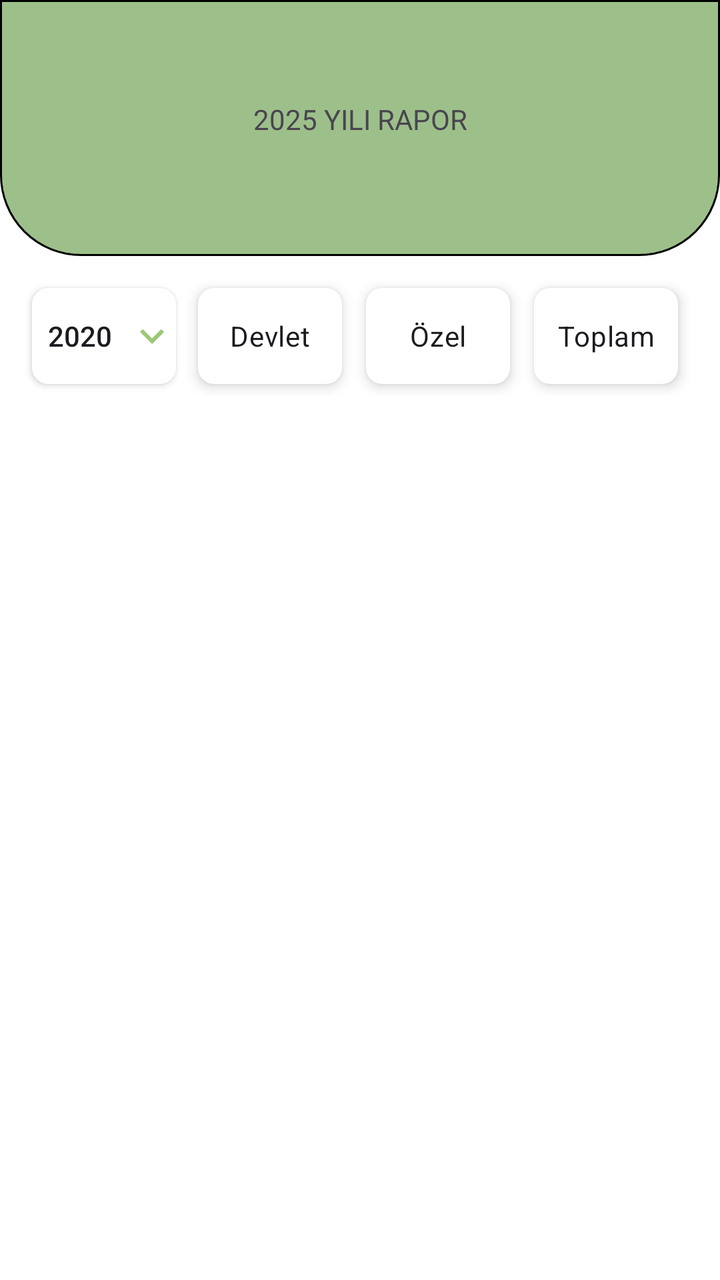
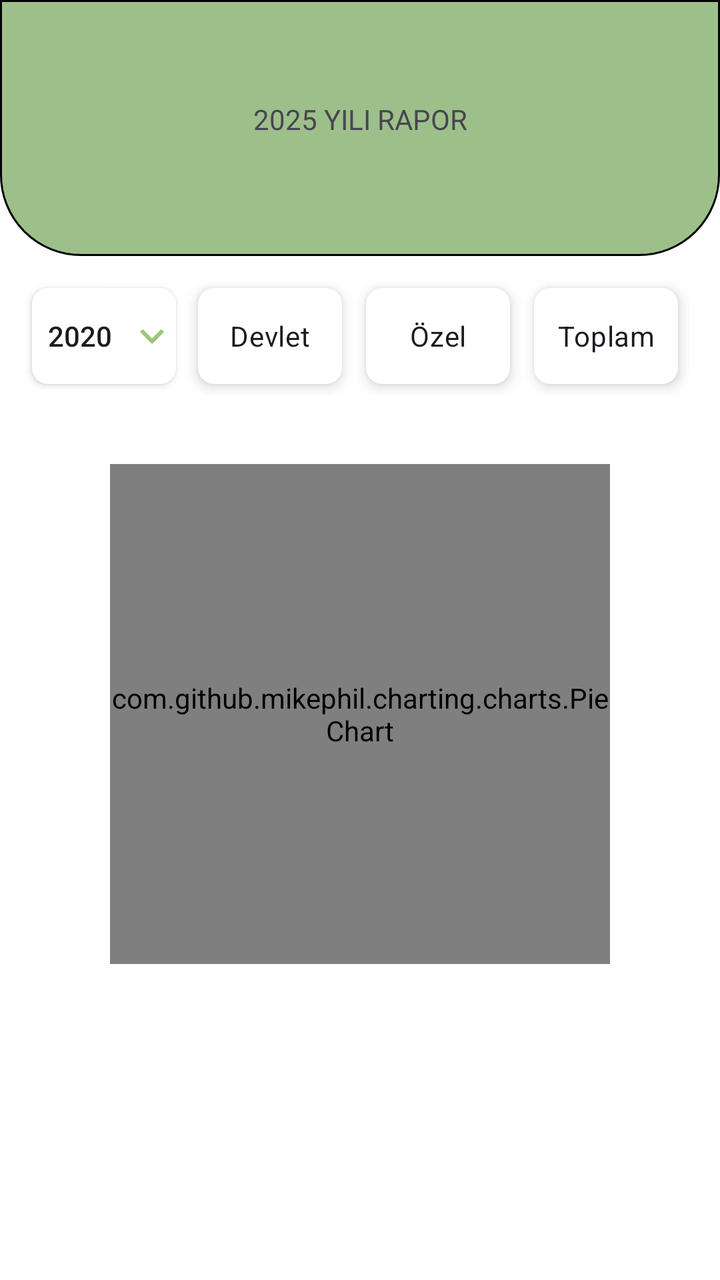

Two renders of the same Android screen: before a commit and after it. Below are the layout's source before the change and the commit's diff.
<!-- AndroidManifest.xml: application theme Theme.DesignExample -->
<!-- res/layout/fragment_birinci.xml -->
<?xml version="1.0" encoding="utf-8"?>
<androidx.constraintlayout.widget.ConstraintLayout xmlns:android="http://schemas.android.com/apk/res/android"
    xmlns:app="http://schemas.android.com/apk/res-auto"
    xmlns:tools="http://schemas.android.com/tools"
    android:layout_width="match_parent"
    android:layout_height="match_parent"
    android:background="@color/white"
    tools:context=".design.birinciFragment">


    <TextView
        android:id="@+id/baslikTextView"
        android:layout_width="match_parent"
        android:layout_height="0dp"
        android:background="@drawable/textview_background"
        android:padding="50dp"
        android:text="2025 YILI RAPOR"
        android:textAlignment="center"
        app:layout_constraintHeight_percent="0.2"
        tools:layout_editor_absoluteX="119dp" />

    <ScrollView
        android:id="@+id/scrollView3"
        android:layout_width="match_parent"
        android:layout_height="350dp"
        app:layout_constraintTop_toBottomOf="@+id/baslikTextView"
        tools:layout_editor_absoluteX="4dp">

        <androidx.constraintlayout.widget.ConstraintLayout
            android:layout_width="match_parent"
            android:layout_height="match_parent"
            android:orientation="vertical">

            <androidx.cardview.widget.CardView
                android:id="@+id/cardView2"
                android:layout_width="match_parent"
                android:layout_height="wrap_content"
                android:elevation="50dp"
                app:cardElevation="0dp"
                app:layout_constraintTop_toBottomOf="@+id/button">

                <androidx.recyclerview.widget.RecyclerView
                    android:id="@+id/bahceSecimRecyclerView"
                    android:layout_width="match_parent"
                    android:layout_height="wrap_content"
                    android:layout_margin="10dp"
                    android:orientation="horizontal"
                    android:padding="10dp" />
            </androidx.cardview.widget.CardView>

            <androidx.appcompat.widget.AppCompatButton
                android:id="@+id/button"
                android:layout_width="0dp"
                android:layout_height="wrap_content"
                android:layout_marginStart="16dp"
                android:layout_marginTop="16dp"
                android:background="@drawable/radio_button_selector"
                android:drawableEnd="@drawable/dropdown_icon"
                android:text="2020"
                app:layout_constraintStart_toStartOf="parent"
                app:layout_constraintTop_toTopOf="parent"
                app:layout_constraintWidth_percent="0.2" />

            <RadioGroup
                android:id="@+id/radioGroup2"
                android:layout_width="0dp"
                android:layout_height="wrap_content"
                android:layout_marginEnd="15dp"
                android:orientation="horizontal"
                app:layout_constraintBottom_toBottomOf="@+id/button"
                app:layout_constraintEnd_toEndOf="parent"
                app:layout_constraintTop_toTopOf="@+id/button"
                app:layout_constraintWidth_percent="0.70">

                <RadioButton
                    android:id="@+id/radioButton"
                    android:layout_width="0dp"
                    android:layout_height="wrap_content"
                    android:layout_margin="6dp"
                    android:layout_weight="1"
                    android:background="@drawable/radio_button_selector"
                    android:button="@null"
                    android:elevation="4dp"
                    android:padding="6dp"
                    android:text="Devlet"
                    android:textAlignment="center" />

                <RadioButton
                    android:id="@+id/radioButton2"
                    android:layout_width="0dp"
                    android:layout_height="wrap_content"
                    android:layout_margin="6dp"
                    android:layout_marginEnd="10dp"
                    android:layout_weight="1"
                    android:background="@drawable/radio_button_selector"
                    android:button="@null"
                    android:elevation="4dp"
                    android:padding="6dp"
                    android:text="Özel"
                    android:textAlignment="center" />

                <RadioButton
                    android:id="@+id/radioButton3"
                    android:layout_width="0dp"
                    android:layout_height="wrap_content"
                    android:layout_margin="6dp"
                    android:layout_marginEnd="10dp"
                    android:layout_weight="1"
                    android:background="@drawable/radio_button_selector"
                    android:button="@null"
                    android:elevation="4dp"
                    android:padding="6dp"
                    android:text="Toplam"
                    android:textAlignment="center" />
            </RadioGroup>
        </androidx.constraintlayout.widget.ConstraintLayout>
    </ScrollView>


</androidx.constraintlayout.widget.ConstraintLayout>
<!-- resources referenced by this layout -->
<resources>
  <color name="white">#FFFFFFFF</color>
  <!-- drawable dropdown_icon (drawable) -->
  <vector xmlns:android="http://schemas.android.com/apk/res/android" android:height="24dp" android:tint="#9DC778" android:viewportHeight="24" android:viewportWidth="24" android:width="24dp">
        
      <path android:fillColor="@android:color/white" android:pathData="M7.41,8.59L12,13.17l4.59,-4.58L18,10l-6,6 -6,-6 1.41,-1.41z"/>
      
  </vector>
  <!-- drawable radio_button_selector (drawable) -->
  <?xml version="1.0" encoding="utf-8"?>
  <selector xmlns:android="http://schemas.android.com/apk/res/android">
  
      <item android:state_checked="true">
          <shape android:shape="rectangle">
              <solid android:color="#E9FFBF"/>
              <corners android:radius="8dp"/>
          </shape>
      </item>
  
      <item android:state_checked="false">
          <shape android:shape="rectangle">
              <solid android:color="#FFFFFF"/>
              <corners android:radius="8dp"/>
          </shape>
      </item>
  
  
  </selector>
  <!-- drawable textview_background (drawable) -->
  <?xml version="1.0" encoding="utf-8"?>
  <shape xmlns:android="http://schemas.android.com/apk/res/android">
  
      <stroke
          android:width="1dp"
          android:color="@color/black"/>
      <solid
          android:color="@color/TextViewGreen"/>
      <padding
          android:left="1dp"
          android:right="1dp"
          android:top="1dp"
          android:bottom="1dp"/>
  
      <corners android:bottomLeftRadius="40dp"
              android:bottomRightRadius="40dp"/>
  
  
  
  </shape>
  <style name="Theme.DesignExample" parent="Base.Theme.DesignExample" />
  <color name="black">#FF000000</color>
  <color name="TextViewGreen">#9DC08B</color>
  <style name="Base.Theme.DesignExample" parent="Theme.Material3.DayNight.NoActionBar">
          
          
          <item name="android:statusBarColor">@color/black</item>
      </style>
</resources>

<!-- the commit's change to res/layout/fragment_birinci.xml (unified diff, before → after) -->
@@ -22,7 +22,8 @@
     <ScrollView
         android:id="@+id/scrollView3"
         android:layout_width="match_parent"
-        android:layout_height="350dp"
+        android:layout_height="0dp"
+        app:layout_constraintBottom_toBottomOf="parent"
         app:layout_constraintTop_toBottomOf="@+id/baslikTextView"
         tools:layout_editor_absoluteX="4dp">
 
@@ -30,6 +31,14 @@
             android:layout_width="match_parent"
             android:layout_height="match_parent"
             android:orientation="vertical">
+
+            <com.github.mikephil.charting.charts.PieChart
+                android:id="@+id/pieChart"
+                android:layout_width="250dp"
+                android:layout_height="250dp"
+                app:layout_constraintEnd_toEndOf="parent"
+                app:layout_constraintStart_toStartOf="@+id/cardView2"
+                app:layout_constraintTop_toBottomOf="@+id/cardView2" />
 
             <androidx.cardview.widget.CardView
                 android:id="@+id/cardView2"
@@ -113,6 +122,9 @@
                     android:text="Toplam"
                     android:textAlignment="center" />
             </RadioGroup>
+
+
+
         </androidx.constraintlayout.widget.ConstraintLayout>
     </ScrollView>
 
